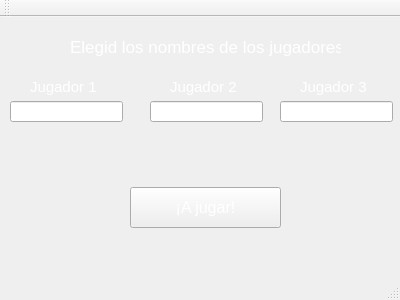
Qt form mainwindow.ui (FeliFCB/Poker) before a commit.
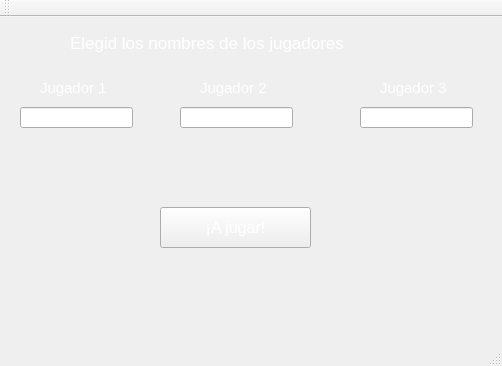
The same form after that commit. Icons and pictures are not drawn.

```diff
--- a/mainwindow.ui
+++ b/mainwindow.ui
@@ -6,8 +6,8 @@
    <rect>
     <x>0</x>
     <y>0</y>
-    <width>400</width>
-    <height>300</height>
+    <width>502</width>
+    <height>366</height>
    </rect>
   </property>
   <property name="palette">
@@ -140,8 +140,8 @@
    <widget class="QPushButton" name="comenzar">
     <property name="geometry">
      <rect>
-      <x>130</x>
-      <y>170</y>
+      <x>160</x>
+      <y>190</y>
       <width>151</width>
       <height>41</height>
      </rect>
@@ -279,10 +279,10 @@
    <widget class="QLabel" name="label1">
     <property name="geometry">
      <rect>
-      <x>30</x>
-      <y>59</y>
-      <width>71</width>
-      <height>21</height>
+      <x>40</x>
+      <y>55</y>
+      <width>81</width>
+      <height>31</height>
      </rect>
     </property>
     <property name="palette">
@@ -419,10 +419,10 @@
    <widget class="QLabel" name="label2">
     <property name="geometry">
      <rect>
-      <x>170</x>
-      <y>60</y>
-      <width>71</width>
-      <height>20</height>
+      <x>200</x>
+      <y>55</y>
+      <width>81</width>
+      <height>31</height>
      </rect>
     </property>
     <property name="palette">
@@ -558,10 +558,10 @@
    <widget class="QLabel" name="label3">
     <property name="geometry">
      <rect>
-      <x>300</x>
-      <y>59</y>
-      <width>71</width>
-      <height>21</height>
+      <x>380</x>
+      <y>55</y>
+      <width>81</width>
+      <height>31</height>
      </rect>
     </property>
     <property name="palette">
@@ -698,9 +698,9 @@
     <property name="geometry">
      <rect>
       <x>70</x>
-      <y>20</y>
-      <width>271</width>
-      <height>20</height>
+      <y>10</y>
+      <width>361</width>
+      <height>31</height>
      </rect>
     </property>
     <property name="palette">
@@ -840,8 +840,8 @@
    <widget class="QLineEdit" name="nombre2">
     <property name="geometry">
      <rect>
-      <x>150</x>
-      <y>84</y>
+      <x>180</x>
+      <y>90</y>
       <width>113</width>
       <height>21</height>
      </rect>
@@ -853,8 +853,8 @@
    <widget class="QLineEdit" name="nombre3">
     <property name="geometry">
      <rect>
-      <x>280</x>
-      <y>84</y>
+      <x>360</x>
+      <y>90</y>
       <width>113</width>
       <height>21</height>
      </rect>
@@ -866,8 +866,8 @@
    <widget class="QLineEdit" name="nombre1">
     <property name="geometry">
      <rect>
-      <x>10</x>
-      <y>84</y>
+      <x>20</x>
+      <y>90</y>
       <width>113</width>
       <height>21</height>
      </rect>
```
Left out of the diff: 4 changed lines with no effect on the pictures.
